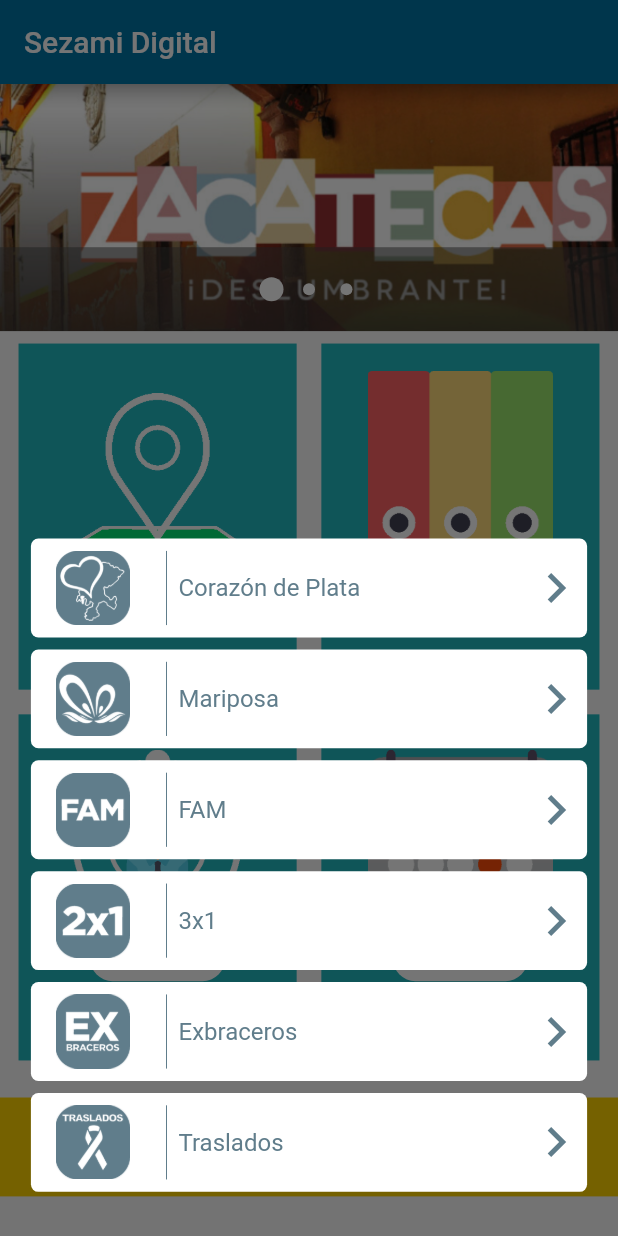
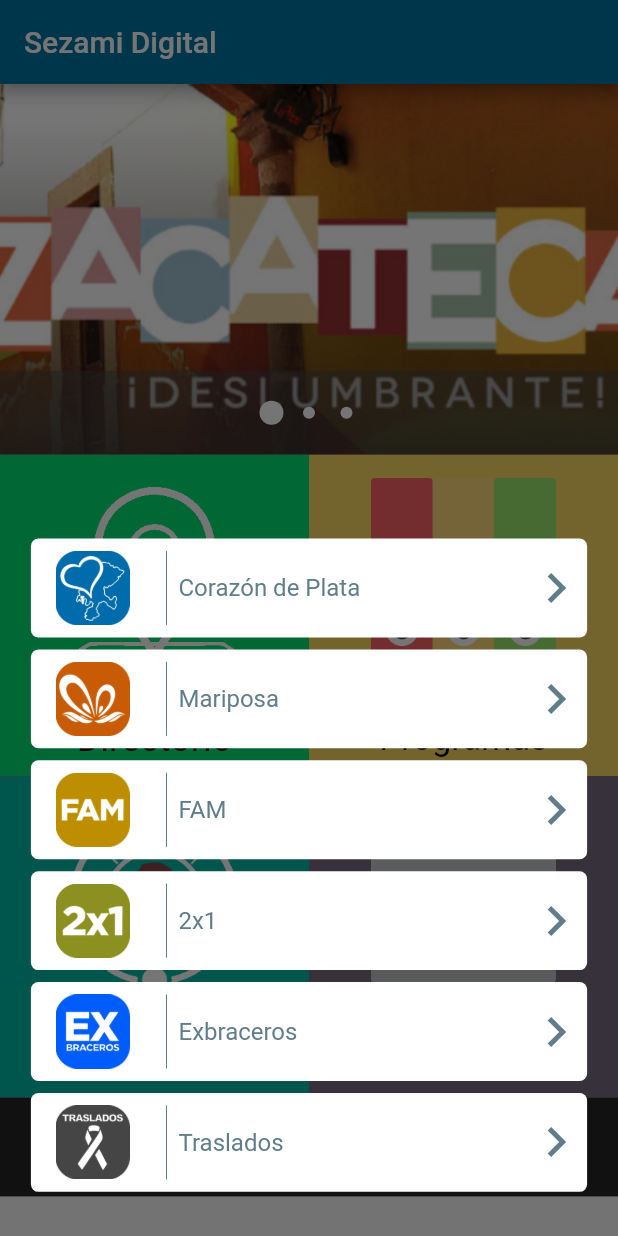
Before and after one commit to daniort/sezamiapp, a Flutter app: the screen it shows after launch, after a tap on "Programas", on a phone screen of 412 x 824 dp. Run offline on Flutter 3.47's test engine with Material 2 defaults, Android fonts, the phone set to English and light mode, and no system bars; drawn by our look-alikes of carousel_pro; our stand-ins replace font_awesome_flutter, google_fonts, table_calendar.

Commit message:
nueva interfaz del home con colores originales

```diff
--- a/lib/Widgets/footer_wig.dart
+++ b/lib/Widgets/footer_wig.dart
@@ -17,12 +17,12 @@ class Footer extends StatelessWidget {
     queryData = MediaQuery.of(context);
     var _altura = (queryData.size.height);
     return new Container(
-      color: Color(0xFFfed300),
+      color: Color(0xFF262626),
       child: Row(
         mainAxisAlignment: MainAxisAlignment.center,
         children: <Widget>[
           new IconButton(
-            color: Colors.white,
+            color: Colors.grey,
             icon: new Icon(FontAwesomeIcons.globe),
             onPressed: () {
               customLaunch('http://sezami.zacatecas.gob.mx/');
@@ -35,7 +35,7 @@ class Footer extends StatelessWidget {
             ),
           ),
           new IconButton(
-            color: Colors.white,
+            color: Colors.grey,
             icon: new Icon(FontAwesomeIcons.facebookF),
             onPressed: () {
 customLaunch('http://www.facebook.com/sezami');
@@ -48,7 +48,7 @@ customLaunch('http://www.facebook.com/sezami');
             ),
           ),
           new IconButton(
-            color: Colors.white,
+            color: Colors.grey,
             icon: new Icon(FontAwesomeIcons.twitter),
             onPressed: () {
 customLaunch('http://www.twitter.com/_sezami');
--- a/lib/Widgets/widgets_home/botones_wig.dart
+++ b/lib/Widgets/widgets_home/botones_wig.dart
@@ -12,10 +12,9 @@ class MisBotonesHome extends StatelessWidget {
     return new Column(
       children: <Widget>[
         new Row(
-          mainAxisAlignment: MainAxisAlignment.center,
           children: <Widget>[
             new Padding(
-              padding: EdgeInsets.all((queryData.size.width) * 0.02),
+              padding: EdgeInsets.all((queryData.size.width) * 0.0),
               child: InkWell(
                 onTap: () => {
                   showModalBottomSheet(
@@ -29,41 +28,40 @@ class MisBotonesHome extends StatelessWidget {
                       }),
                 },
                 child: Container(
-                  width: (queryData.size.width) * 0.45,
-                  height: (queryData.size.height) * 0.28,
-                  color: Color(0xFF20b9c0),
-                  child: Stack(
+                  width: (queryData.size.width) * 0.5,
+                  height: (queryData.size.height) * 0.26,
+                  decoration: BoxDecoration(
+                    color: Color(0xFF00e074),
+                    //color: Color(0xFFf2f2f2),
+                    borderRadius: BorderRadius.circular(0.0),
+                  ),
+                  child: Column(
                     children: <Widget>[
-                      Center(
+                      new Center(
                         child: Container(
-                          margin: EdgeInsets.only(
-                            bottom: 60.0,
-                            top: 0.0,
-                          ),
-                          width: (queryData.size.width) * 0.30,
-                          //height: 60.0,
+                          width: (queryData.size.width) * 0.35,
+                          height: (queryData.size.height) * 0.20,
                           decoration: BoxDecoration(
-                            //color: Color(0xFFfff344f),
                             borderRadius: BorderRadius.circular(30.0),
+                            //color: Colors.red,
                           ),
                           child: Image.asset('images/icons/icodire.png'),
                         ),
                       ),
-                      Center(
-                        child: Container(
-                          margin: EdgeInsets.only(
-                            bottom: 5.0,
-                            top: 100.0,
-                          ),
-                          width: 90.0,
-                          height: 30.0,
-                          decoration: BoxDecoration(
-                            color: Color(0xFFffffff),
-                            borderRadius: BorderRadius.circular(30.0),
-                          ),
-                          child: new Center(
-                            child: Container(
-                              child: Text('Directorio'),
+                      new Container(
+                        width: (queryData.size.width) * 0.45,
+                        height: (queryData.size.height) * 0.06,
+                        decoration: BoxDecoration(
+                            //color: Color(0xfff2f2f2),
+                            ),
+                        child: new Center(
+                          child: Container(
+                            child: Text(
+                              'Directorio',
+                              style: TextStyle(
+                                fontSize: 24.0,
+                                color: Colors.black,
+                              ),
                             ),
                           ),
                         ),
@@ -74,9 +72,9 @@ class MisBotonesHome extends StatelessWidget {
               ),
             ),
             new Padding(
-              padding: EdgeInsets.all((queryData.size.width) * 0.02),
+              padding: EdgeInsets.all((queryData.size.width) * 0.0),
               child: InkWell(
-                 onTap: () => {
+                onTap: () => {
                   showModalBottomSheet(
                       //elevation: (queryData.size.height) * .2,
                       backgroundColor: Color.fromRGBO(0, 0, 0, 0),
@@ -88,18 +86,15 @@ class MisBotonesHome extends StatelessWidget {
                       }),
                 },
                 child: Container(
-                  width: (queryData.size.width) * 0.45,
-                  height: (queryData.size.height) * 0.28,
-                  color: Color(0xFF20b9c0),
-                  child: Stack(
+                  width: (queryData.size.width) * 0.5,
+                  height: (queryData.size.height) * 0.26,
+                  color: Color(0xFFfadb63),
+                  child: Column(
                     children: <Widget>[
                       Center(
                         child: Container(
-                          margin: EdgeInsets.only(
-                            bottom: 60.0,
-                            top: 0.0,
-                          ),
                           width: (queryData.size.width) * 0.30,
+                          height: (queryData.size.height) * 0.20,
                           //height: 60.0,
                           decoration: BoxDecoration(
                             //color: Color(0xFFfff344f),
@@ -110,19 +105,21 @@ class MisBotonesHome extends StatelessWidget {
                       ),
                       Center(
                         child: Container(
-                          margin: EdgeInsets.only(
-                            bottom: 5.0,
-                            top: 100.0,
-                          ),
-                          width: 90.0,
-                          height: 30.0,
+                          width: (queryData.size.width) * 0.45,
+                          height: (queryData.size.height) * 0.06,
                           decoration: BoxDecoration(
-                            color: Color(0xFFffffff),
+                            //color: Color(0xFF006fa5),
                             borderRadius: BorderRadius.circular(30.0),
                           ),
                           child: new Center(
                             child: Container(
-                              child: Text('Programas'),
+                              child: Text(
+                                'Programas',
+                                style: TextStyle(
+                                  color: Colors.black,
+                                  fontSize: 23.0,
+                                ),
+                              ),
                             ),
                           ),
                         ),
@@ -135,10 +132,9 @@ class MisBotonesHome extends StatelessWidget {
           ],
         ),
         new Row(
-          mainAxisAlignment: MainAxisAlignment.center,
           children: <Widget>[
             new Padding(
-              padding: EdgeInsets.all((queryData.size.width) * 0.02),
+              padding: EdgeInsets.all((queryData.size.width) * 0.0),
               child: InkWell(
                 onTap: () => {
                   showModalBottomSheet(
@@ -152,19 +148,15 @@ class MisBotonesHome extends StatelessWidget {
                       }),
                 },
                 child: Container(
-                  width: (queryData.size.width) * 0.45,
-                  height: (queryData.size.height) * 0.28,
-                  color: Color(0xFF20b9c0),
-                  child: Stack(
+                  width: (queryData.size.width) * 0.5,
+                  height: (queryData.size.height) * 0.26,
+                  color: Color(0xFF00bba8),
+                  child: Column(
                     children: <Widget>[
                       Center(
                         child: Container(
-                          margin: EdgeInsets.only(
-                            bottom: 60.0,
-                            top: 0.0,
-                          ),
                           width: (queryData.size.width) * 0.30,
-                          //height: 60.0,
+                          height: (queryData.size.height) * 0.20,
                           decoration: BoxDecoration(
                             //color: Color(0xFFfff344f),
                             borderRadius: BorderRadius.circular(30.0),
@@ -174,19 +166,21 @@ class MisBotonesHome extends StatelessWidget {
                       ),
                       Center(
                         child: Container(
-                          margin: EdgeInsets.only(
-                            bottom: 5.0,
-                            top: 100.0,
-                          ),
-                          width: 90.0,
-                          height: 30.0,
+                          width: (queryData.size.width) * 0.45,
+                          height: (queryData.size.height) * 0.06,
                           decoration: BoxDecoration(
-                            color: Color(0xFFffffff),
+                            //color: Color(0xFF006fa5),
                             borderRadius: BorderRadius.circular(30.0),
                           ),
                           child: new Center(
                             child: Container(
-                              child: Text('Servicios'),
+                              child: Text(
+                                'Programas',
+                                style: TextStyle(
+                                  color: Colors.white,
+                                  fontSize: 23.0,
+                                ),
+                              ),
                             ),
                           ),
                         ),
@@ -197,22 +191,18 @@ class MisBotonesHome extends StatelessWidget {
               ),
             ),
             new Padding(
-              padding: EdgeInsets.all((queryData.size.width) * 0.02),
+              padding: EdgeInsets.all((queryData.size.width) * 0.0),
               child: InkWell(
                 child: Container(
-                  width: (queryData.size.width) * 0.45,
-                  height: (queryData.size.height) * 0.28,
-                  color: Color(0xFF20b9c0),
-                  child: Stack(
+                  width: (queryData.size.width) * 0.5,
+                  height: (queryData.size.height) * 0.26,
+                  color: Color(0xFF766a80),
+                  child: Column(
                     children: <Widget>[
                       Center(
                         child: Container(
-                          margin: EdgeInsets.only(
-                            bottom: 60.0,
-                            top: 0.0,
-                          ),
                           width: (queryData.size.width) * 0.30,
-                          //height: 60.0,
+                          height: (queryData.size.height) * 0.20,
                           decoration: BoxDecoration(
                             //color: Color(0xFFfff344f),
                             borderRadius: BorderRadius.circular(30.0),
@@ -222,19 +212,21 @@ class MisBotonesHome extends StatelessWidget {
                       ),
                       Center(
                         child: Container(
-                          margin: EdgeInsets.only(
-                            bottom: 5.0,
-                            top: 100.0,
-                          ),
-                          width: 90.0,
-                          height: 30.0,
+                          width: (queryData.size.width) * 0.45,
+                          height: (queryData.size.height) * 0.06,
                           decoration: BoxDecoration(
-                            color: Color(0xFFffffff),
+                            //color: Color(0xFF006fa5),
                             borderRadius: BorderRadius.circular(30.0),
                           ),
                           child: new Center(
                             child: Container(
-                              child: Text('Calendario'),
+                              child: Text(
+                                'Calendario',
+                                style: TextStyle(
+                                  color: Colors.white,
+                                  fontSize: 23.0,
+                                ),
+                              ),
                             ),
                           ),
                         ),
@@ -289,7 +281,7 @@ class Botonesservicios extends StatelessWidget {
                           height: (queryData.size.height) * 0.06,
                           child: Image(
                             image: AssetImage("images/icons/ico17.png"),
-                            color: Colors.blueGrey,
+                            color: Color(0xFF005F66),
                           ),
                         ),
                       ),
@@ -361,7 +353,7 @@ class Botonesservicios extends StatelessWidget {
                           height: (queryData.size.height) * 0.06,
                           child: Image(
                             image: AssetImage("images/icons/ico18.png"),
-                            color: Colors.blueGrey,
+                            color: Color(0xFFD67500),
                           ),
                         ),
                       ),
@@ -433,7 +425,7 @@ class Botonesservicios extends StatelessWidget {
                           height: (queryData.size.height) * 0.06,
                           child: Image(
                             image: AssetImage("images/icons/ico16.png"),
-                            color: Colors.blueGrey,
+                            color: Color(0xFF00709E),
                           ),
                         ),
                       ),
@@ -525,8 +517,8 @@ class BotonesDirectorio extends StatelessWidget {
                           width: (queryData.size.width) * 0.20,
                           height: (queryData.size.height) * 0.06,
                           child: Image(
-                            image: AssetImage("images/icons/ico7.png"),
-                            color: Colors.blueGrey,
+                            image: AssetImage("images/icons/ico21.png"),
+                            color: Color(0xFF008849),
                           ),
                         ),
                       ),
@@ -595,10 +587,10 @@ class BotonesDirectorio extends StatelessWidget {
                       child: Center(
                         child: Container(
                           width: (queryData.size.width) * 0.20,
-                          height: (queryData.size.height) * 0.04,
+                          height: (queryData.size.height) * 0.06,
                           child: Image(
-                            image: AssetImage("images/icons/ico6.png"),
-                            color: Colors.blueGrey,
+                            image: AssetImage("images/icons/ico22.png"),
+                            color: Color(0xFF005B9F),
                           ),
                         ),
                       ),
@@ -669,8 +661,8 @@ class BotonesDirectorio extends StatelessWidget {
                           width: (queryData.size.width) * 0.20,
                           height: (queryData.size.height) * 0.06,
                           child: Image(
-                            image: AssetImage("images/icons/ico5.png"),
-                            color: Colors.blueGrey,
+                            image: AssetImage("images/icons/ico20.png"),
+                            color: Color(0xFF009C49),
                           ),
                         ),
                       ),
@@ -763,7 +755,7 @@ class BotonesProgramas extends StatelessWidget {
                           height: (queryData.size.height) * 0.06,
                           child: Image(
                             image: AssetImage("images/icons/ico10.png"),
-                            color: Colors.blueGrey,
+                            color: Color(0xFF006CAB),
                           ),
                         ),
                       ),
@@ -835,7 +827,7 @@ class BotonesProgramas extends StatelessWidget {
                           height: (queryData.size.height) * 0.06,
                           child: Image(
                             image: AssetImage("images/icons/ico15.png"),
-                            color: Colors.blueGrey,
+                            color: Color(0xFFC85C06),
                           ),
                         ),
                       ),
@@ -907,7 +899,7 @@ class BotonesProgramas extends StatelessWidget {
                           height: (queryData.size.height) * 0.06,
                           child: Image(
                             image: AssetImage("images/icons/ico13.png"),
-                            color: Colors.blueGrey,
+                            color: Color(0xFFBD8F00),
                           ),
                         ),
                       ),
@@ -979,7 +971,7 @@ class BotonesProgramas extends StatelessWidget {
                           height: (queryData.size.height) * 0.06,
                           child: Image(
                             image: AssetImage("images/icons/ico11.png"),
-                            color: Colors.blueGrey,
+                            color: Color(0xFF8B9020),
                           ),
                         ),
                       ),
@@ -1001,7 +993,7 @@ class BotonesProgramas extends StatelessWidget {
                             ),
                             new Container(
                               child: Text(
-                                "3x1",
+                                "2x1",
                                 textAlign: TextAlign.left,
                                 style: TextStyle(
                                     color: Colors.blueGrey, fontSize: 16.0),
@@ -1051,7 +1043,7 @@ class BotonesProgramas extends StatelessWidget {
                           height: (queryData.size.height) * 0.06,
                           child: Image(
                             image: AssetImage("images/icons/ico12.png"),
-                            color: Colors.blueGrey,
+                            color: Color(0xFF005DFB),
                           ),
                         ),
                       ),
@@ -1123,7 +1115,7 @@ class BotonesProgramas extends StatelessWidget {
                           height: (queryData.size.height) * 0.06,
                           child: Image(
                             image: AssetImage("images/icons/ico14.png"),
-                            color: Colors.blueGrey,
+                            color: Color(0xFF454545),
                           ),
                         ),
                       ),
--- a/lib/main.dart
+++ b/lib/main.dart
@@ -39,16 +39,17 @@ class MyHome extends StatelessWidget {
           new Padding(
             padding: EdgeInsets.only(top: 0.0),
             child: new Container(
-              height: ((MediaQuery.of(context).size.height) * .20),
+              height: ((MediaQuery.of(context).size.height) * .3),
               width: MediaQuery.of(context).size.width,
               child: MiBanner(),
             ),
           ),
           new Padding(
             padding: EdgeInsets.only(
-                top: ((MediaQuery.of(context).size.height) * .20)),
+                top: ((MediaQuery.of(context).size.height) * .30)),
             child: new Container(
-              height: ((MediaQuery.of(context).size.height) * .62),
+              color: Colors.red,
+              height: ((MediaQuery.of(context).size.height) * .52),
               width: MediaQuery.of(context).size.width,
               child: MisBotonesHome(),
             ),
```
Also changed, not shown: images/icons/ico20.png (added), images/icons/ico21.png (added), images/icons/ico22.png (added), images/icons/ico5.png (deleted), images/icons/ico6.png (deleted), images/icons/ico7.png (deleted).
